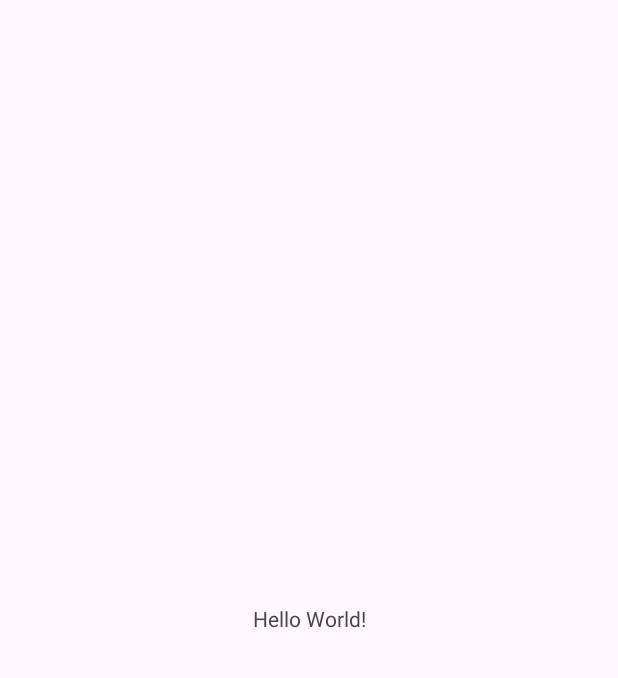
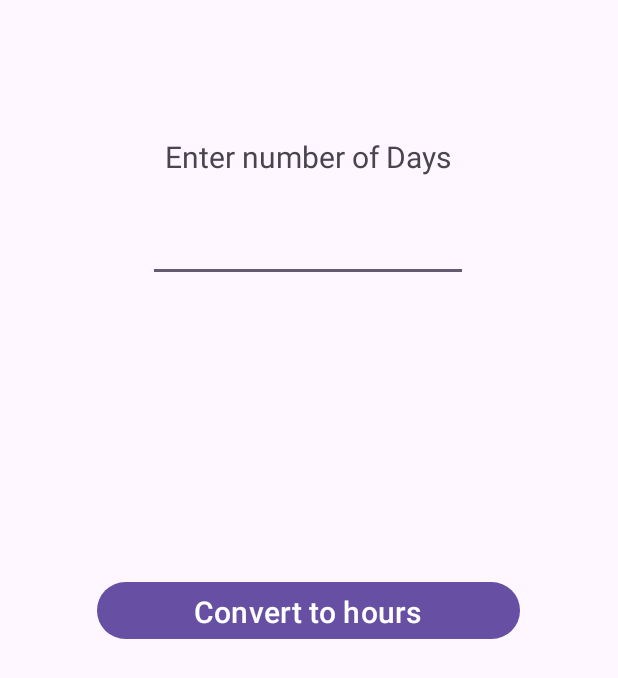
Before and after one commit to AnoopVL/unitConverter-Android, an Android app: the screen it shows after launch (MainActivity), on a phone screen of 412 x 824 dp. Before the commit the part shown is almost empty. Shown: the top 678 px of the screen. Run offline under Robolectric (Android 15) with nearby library versions, the phone set to English and light mode, and no system bars.

```diff
--- a/app/src/main/java/com/example/unitconverter/MainActivity.java
+++ b/app/src/main/java/com/example/unitconverter/MainActivity.java
@@ -3,12 +3,29 @@ package com.example.unitconverter;
 import androidx.appcompat.app.AppCompatActivity;
 
 import android.os.Bundle;
+import android.view.View;
+import android.widget.Button;
+import android.widget.EditText;
+import android.widget.TextView;
 
 public class MainActivity extends AppCompatActivity {
 
+        private Button button;
+        private TextView textView;
+        private EditText editText;
     @Override
     protected void onCreate(Bundle savedInstanceState) {
         super.onCreate(savedInstanceState);
         setContentView(R.layout.activity_main);
+        button = findViewById(R.id.button);
+        textView = findViewById(R.id.textView2);
+        editText = findViewById(R.id.editTextText);
+        button.setOnClickListener(new View.OnClickListener() {
+            @Override
+            public void onClick(View v) {
+
+            }
+        });
+
     }
 }
--- a/app/src/main/res/layout/activity_main.xml
+++ b/app/src/main/res/layout/activity_main.xml
@@ -6,13 +6,54 @@
     android:layout_height="match_parent"
     tools:context=".MainActivity">
 
-    <TextView
+    <EditText
+        android:id="@+id/editTextText"
         android:layout_width="wrap_content"
         android:layout_height="wrap_content"
-        android:text="Hello World!"
+        android:ems="10"
+        android:inputType="numberSigned"
         app:layout_constraintBottom_toBottomOf="parent"
         app:layout_constraintEnd_toEndOf="parent"
+        app:layout_constraintHorizontal_bias="0.497"
         app:layout_constraintStart_toStartOf="parent"
-        app:layout_constraintTop_toTopOf="parent" />
+        app:layout_constraintTop_toTopOf="parent"
+        app:layout_constraintVertical_bias="0.183" />
 
+    <TextView
+        android:id="@+id/textView"
+        android:layout_width="wrap_content"
+        android:layout_height="wrap_content"
+        android:text="Enter number of Days"
+        android:textSize="20sp"
+        app:layout_constraintBottom_toTopOf="@+id/editTextText"
+        app:layout_constraintEnd_toEndOf="parent"
+        app:layout_constraintHorizontal_bias="0.497"
+        app:layout_constraintStart_toStartOf="parent"
+        app:layout_constraintTop_toTopOf="parent"
+        app:layout_constraintVertical_bias="0.787" />
+
+    <Button
+        android:id="@+id/button"
+        android:layout_width="282dp"
+        android:layout_height="46dp"
+        android:text="Convert to hours"
+        android:textSize="20sp"
+        app:layout_constraintBottom_toBottomOf="parent"
+        app:layout_constraintEnd_toEndOf="parent"
+        app:layout_constraintHorizontal_bias="0.496"
+        app:layout_constraintStart_toStartOf="parent"
+        app:layout_constraintTop_toBottomOf="@+id/editTextText"
+        app:layout_constraintVertical_bias="0.332" />
+
+    <TextView
+        android:id="@+id/textView2"
+        android:layout_width="282dp"
+        android:layout_height="27dp"
+        android:textSize="20sp"
+        app:layout_constraintBottom_toTopOf="@+id/button"
+        app:layout_constraintEnd_toEndOf="parent"
+        app:layout_constraintHorizontal_bias="0.498"
+        app:layout_constraintStart_toStartOf="parent"
+        app:layout_constraintTop_toBottomOf="@+id/editTextText"
+        app:layout_constraintVertical_bias="0.868" />
 </androidx.constraintlayout.widget.ConstraintLayout>
```
